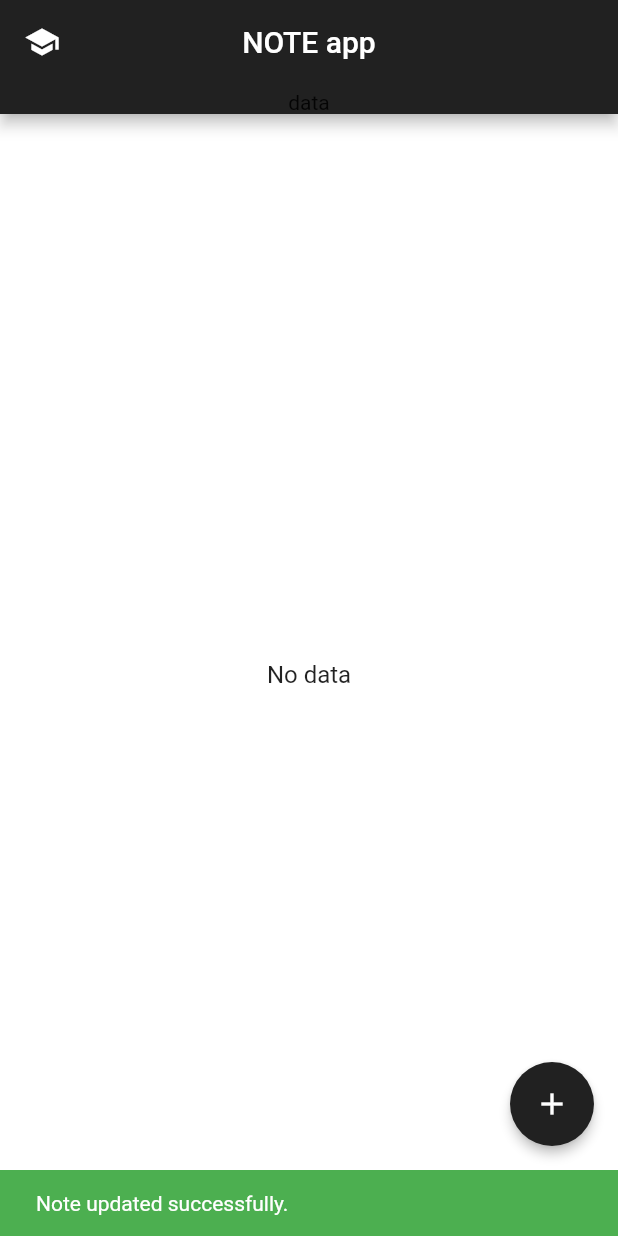
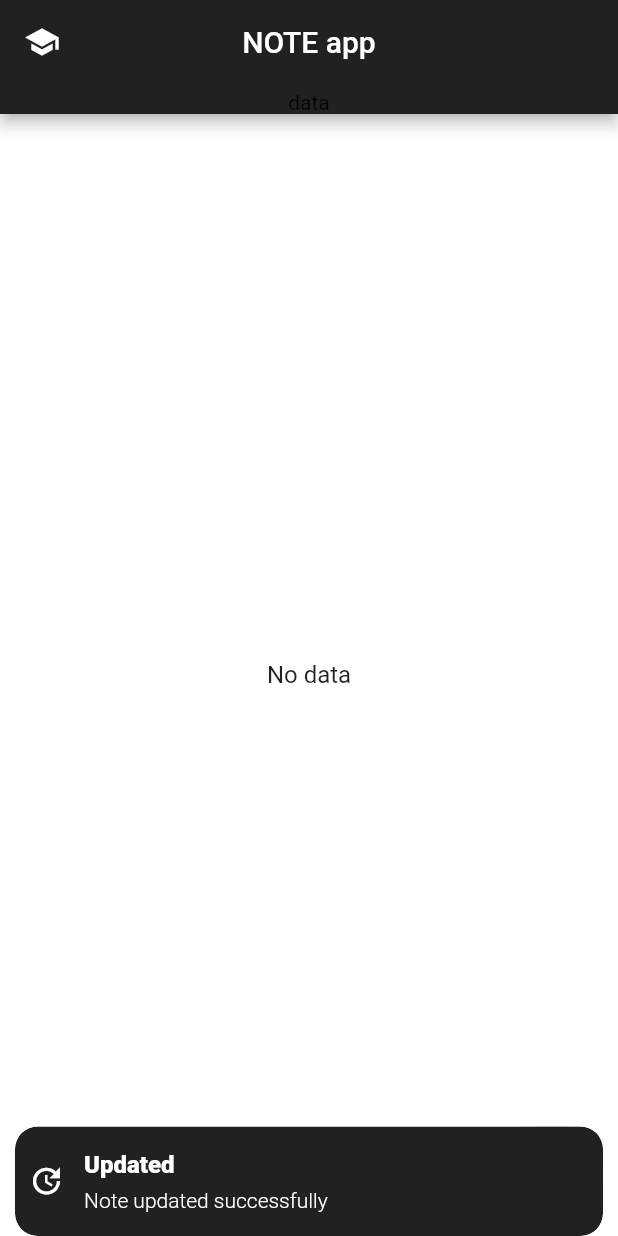
Before and after one commit to ajeesh1989/Note-app-with-Getx-and-Hive, a Flutter app: the UpdateNote screen opened directly with empty values, after a tap on "Update", on a phone screen of 412 x 824 dp. Run offline on Flutter 3.47's test engine with Material 2 defaults, Android fonts, the phone set to English and light mode, and no system bars; our stand-ins replace flutter_slidable, get, hive_flutter; missing offline and left inert: flutter_custom_cards; accounts and stored records are empty.

Commit message:
icon updated

```diff
--- a/lib/screens/update_page.dart
+++ b/lib/screens/update_page.dart
@@ -63,15 +63,18 @@ class UpdateNote extends StatelessWidget {
               onPressed: () {
                 // if (formKey.currentState!.validate()) {
                 addToDB(index);
-                ScaffoldMessenger.of(context).showSnackBar(
-                  const SnackBar(
-                    backgroundColor: Colors.green,
-                    content: Text(
-                      "Note updated successfully.",
-                      style: TextStyle(color: Colors.white),
-                    ),
+                Get.snackbar(
+                  'Updated',
+                  'Note updated successfully',
+                  colorText: Colors.white,
+                  backgroundColor: Colors.grey.shade900,
+                  snackPosition: SnackPosition.BOTTOM,
+                  icon: const Icon(
+                    Icons.update,
+                    color: Colors.white,
                   ),
                 );
+
                 // } else {
                 //   return null;
                 // }
```
Also changed, not shown: lib/controller/note_controller.dart (+6 -6 lines), lib/screens/home.dart (+15 -13 lines).
